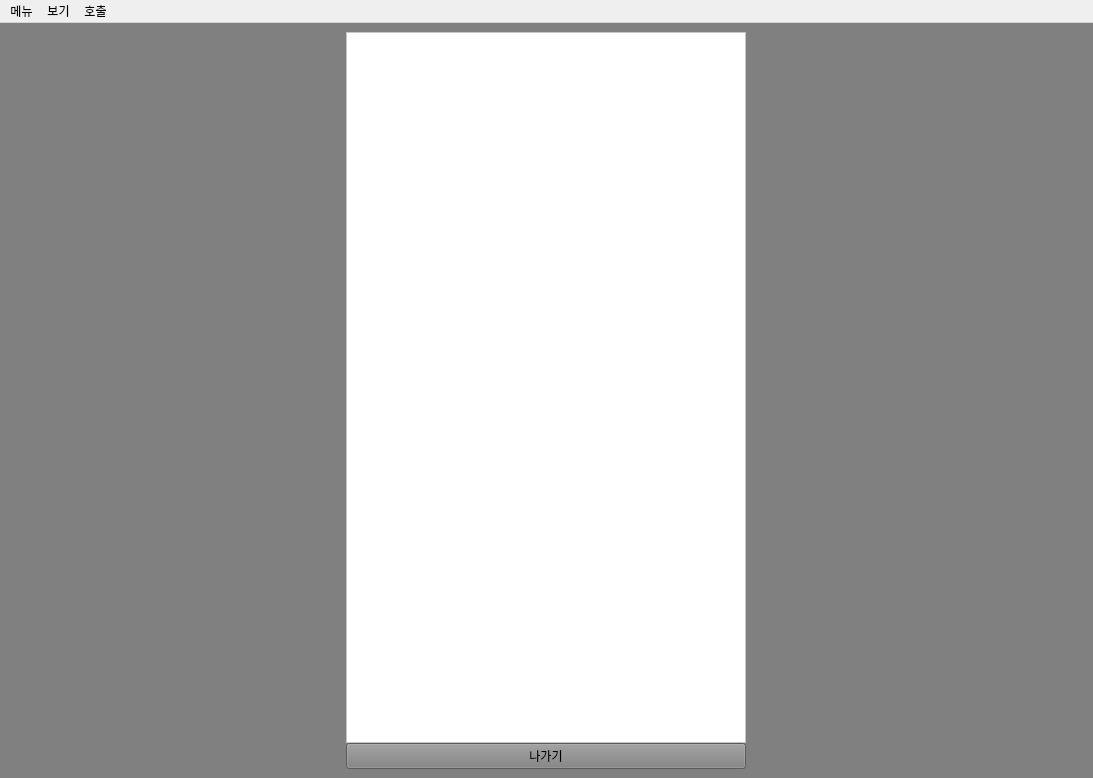
This is main.ui in SSU-DC-DCWZ/ObsCare_Front as Qt 5 draws it before an edit. The edited form follows.
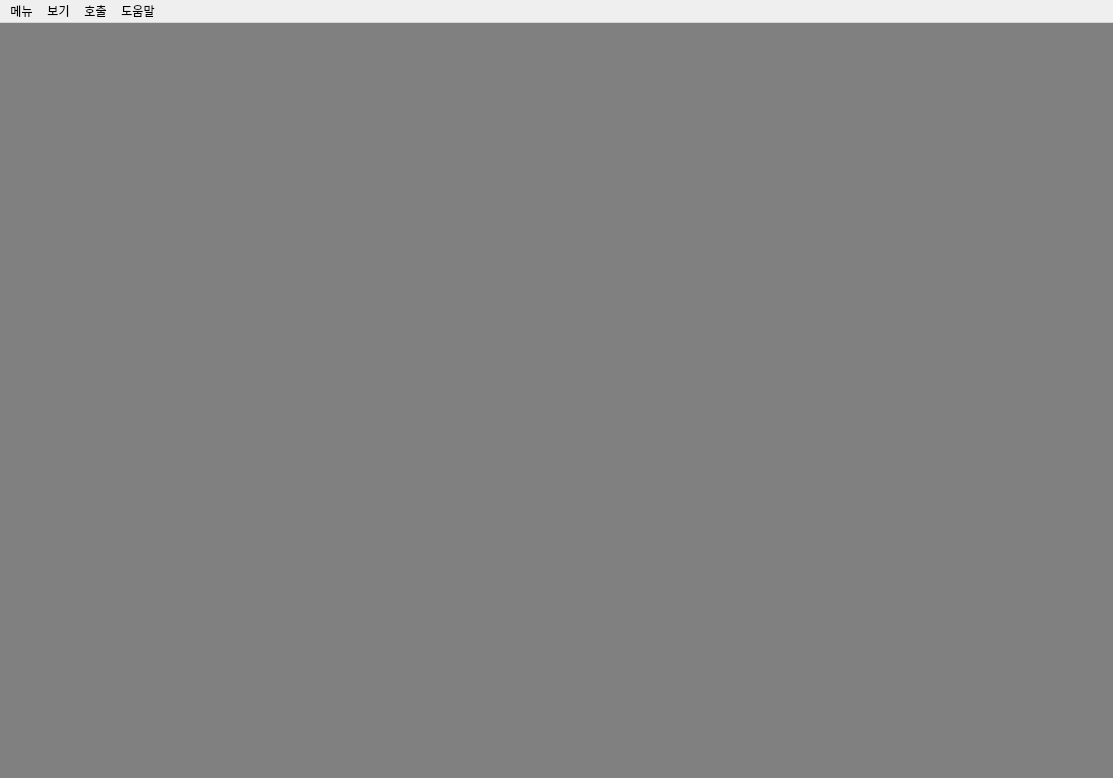
This is the edited form.

Commit message: [DCWZ-6][added] alert_layer btn

Patch:
```diff
--- a/main.ui
+++ b/main.ui
@@ -6,7 +6,7 @@
    <rect>
     <x>0</x>
     <y>0</y>
-    <width>1093</width>
+    <width>1113</width>
     <height>778</height>
    </rect>
   </property>
@@ -45,53 +45,13 @@
       <property name="bottomMargin">
        <number>0</number>
       </property>
-      <item>
-       <widget class="QTextBrowser" name="alert_browser">
-        <property name="enabled">
-         <bool>true</bool>
-        </property>
-        <property name="minimumSize">
-         <size>
-          <width>0</width>
-          <height>0</height>
-         </size>
-        </property>
-        <property name="maximumSize">
-         <size>
-          <width>400</width>
-          <height>16777215</height>
-         </size>
-        </property>
-        <property name="styleSheet">
-         <string notr="true">background-color : white;</string>
-        </property>
-       </widget>
-      </item>
-      <item>
-       <widget class="QPushButton" name="exit_button">
-        <property name="minimumSize">
-         <size>
-          <width>0</width>
-          <height>20</height>
-         </size>
-        </property>
-        <property name="maximumSize">
-         <size>
-          <width>400</width>
-          <height>16777215</height>
-         </size>
-        </property>
-        <property name="styleSheet">
-         <string notr="true">background-color:gray;</string>
-        </property>
-        <property name="text">
-         <string>나가기</string>
-        </property>
-        <property name="autoDefault">
-         <bool>false</bool>
-        </property>
-       </widget>
-      </item>
+     </layout>
+    </item>
+    <item row="0" column="0" rowspan="2">
+     <layout class="QGridLayout" name="video_layout">
+      <property name="spacing">
+       <number>1</number>
+      </property>
      </layout>
     </item>
    </layout>
@@ -101,8 +61,8 @@
     <rect>
      <x>0</x>
      <y>0</y>
-     <width>1093</width>
-     <height>21</height>
+     <width>1113</width>
+     <height>26</height>
     </rect>
    </property>
    <widget class="QMenu" name="menu">
@@ -124,9 +84,16 @@
     <addaction name="actionemergency"/>
     <addaction name="actionfront_desk"/>
    </widget>
+   <widget class="QMenu" name="menu_4">
+    <property name="title">
+     <string>도움말</string>
+    </property>
+    <addaction name="help"/>
+   </widget>
    <addaction name="menu"/>
    <addaction name="menu_2"/>
    <addaction name="menu_3"/>
+   <addaction name="menu_4"/>
   </widget>
   <action name="actionHome">
    <property name="text">
```
Left out of the diff: 14 changed lines with no effect on the pictures. The commit also changes 1 other file.
